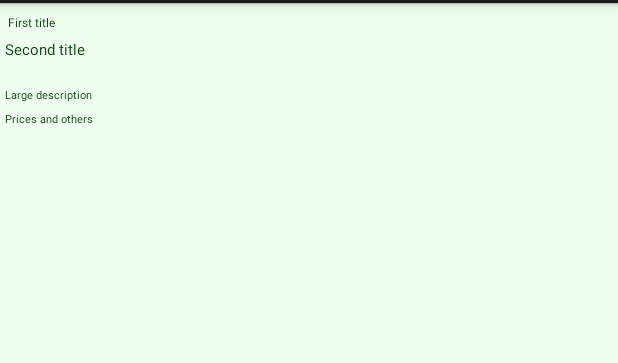
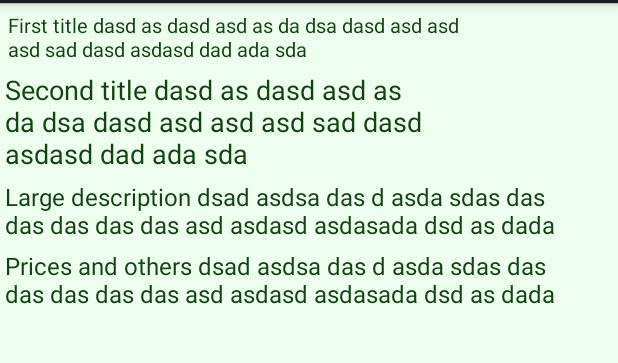
Before and after one commit to devcows/manuncios, an Android app: the layout offer_list.xml on its own in the app's theme, with its tools: preview values and no code run, on a phone screen of 412 x 824 dp, the part 69-432 px from its top. Run offline under Robolectric (Android 15) with nearby library versions, the phone set to English and light mode, and no system bars.

Commit message:
Refactors and improve the offers list.

```diff
--- a/app/src/main/java/com/app/first/milanuncios/CategoriesListAdapter.java
+++ b/app/src/main/java/com/app/first/milanuncios/CategoriesListAdapter.java
@@ -71,7 +71,6 @@ public class CategoriesListAdapter extends BaseAdapter {
         holder.txtTitle.setText(rowItem.getName());
         ImageLoader imgLoader = ImageLoader.getInstance();
         imgLoader.displayImage(rowItem.getImageUri(), holder.imageView);
-        //holder.imageView.setImageBitmap(rowItem.getIcon());
 
         return view;
     }
--- a/app/src/main/java/com/app/first/milanuncios/SearchOffersActivity.java
+++ b/app/src/main/java/com/app/first/milanuncios/SearchOffersActivity.java
@@ -35,12 +35,6 @@ public class SearchOffersActivity extends Activity implements SearchOffersTaskLi
                 label.setText(selectedCategory.getName() + " => " + selectedCategory.getUrl());
             }
         }
-
-//        if (intent.hasExtra("query_string")){
-//            String query = intent.getStringExtra("query_string");
-//            label.setText("Search => " + query);
-//            offerTask.setQuerySearch(query);
-//        }
 
         offerTask.execute(this);
     }
--- a/app/src/main/res/layout/offer_list.xml
+++ b/app/src/main/res/layout/offer_list.xml
@@ -1,5 +1,5 @@
 <?xml version="1.0" encoding="utf-8"?>
-<GridLayout xmlns:android="http://schemas.android.com/apk/res/android"
+<RelativeLayout xmlns:android="http://schemas.android.com/apk/res/android"
     android:layout_width="fill_parent"
     android:layout_height="fill_parent"
     android:alignmentMode="alignBounds"
@@ -8,67 +8,64 @@
 
     <TextView
         android:id="@+id/firstTitle"
-        android:text="First title"
+        android:text="First title dasd as dasd asd as da dsa dasd asd asd asd sad dasd asdasd dad ada sda"
         android:layout_width="wrap_content"
         android:layout_height="wrap_content"
         android:maxWidth="@dimen/activity_offer_titles_max_width"
-        android:paddingTop="7dp"
+        android:paddingTop="5dp"
         android:paddingLeft="5dp"
+        android:paddingRight="5dp"
         android:textColor="#114411"
-        android:textSize="8dp"
-        android:layout_row="0"
-        android:layout_column="0" />
+        android:textSize="13dp"
+        android:layout_alignParentTop="true"
+        android:layout_alignParentLeft="true" />
 
     <ImageView
         android:id="@+id/icon"
         android:layout_width="50dp"
         android:layout_height="50dp"
-        android:layout_marginRight="5dp"
-        android:layout_row="0"
-        android:layout_column="1"
-        android:layout_rowSpan="2" />
+        android:layout_alignParentTop="true"
+        android:layout_alignParentRight="true" />
 
     <TextView
         android:id="@+id/secondTitle"
-        android:text="Second title"
+        android:text="Second title dasd as dasd asd as da dsa dasd asd asd asd sad dasd asdasd dad ada sda"
         android:layout_width="wrap_content"
         android:layout_height="wrap_content"
         android:maxWidth="@dimen/activity_offer_titles_max_width"
         android:paddingTop="5dp"
         android:paddingLeft="@dimen/activity_offer_normal_padding_left"
+        android:paddingRight="3dp"
         android:textColor="#114411"
-        android:textSize="10dp"
-        android:layout_row="1"
-        android:layout_column="0" />
+        android:textSize="18dp"
+        android:layout_below="@+id/firstTitle" />
 
 
     <TextView
         android:id="@+id/description"
-        android:text="Large description"
+        android:text="Large description dsad asdsa das d asda sdas das das das das das asd asdasd asdasada dsd as dada"
         android:layout_width="wrap_content"
         android:layout_height="wrap_content"
-        android:paddingTop="6dp"
+        android:paddingTop="5dp"
         android:paddingLeft="@dimen/activity_offer_normal_padding_left"
+        android:paddingRight="3dp"
         android:maxWidth="@dimen/activity_offer_other_max_width"
         android:textColor="#114411"
-        android:textSize="7dp"
-        android:layout_columnSpan="2"
-        android:layout_row="2"
-        android:layout_column="0" />
+        android:textSize="16dp"
+        android:layout_below="@+id/secondTitle" />
 
     <TextView
         android:id="@+id/other"
-        android:text="Prices and others"
+        android:text="Prices and others dsad asdsa das d asda sdas das das das das das asd asdasd asdasada dsd as dada"
         android:layout_width="wrap_content"
         android:layout_height="wrap_content"
-        android:paddingTop="6dp"
+        android:paddingTop="5dp"
         android:paddingBottom="2dp"
         android:paddingLeft="@dimen/activity_offer_normal_padding_left"
+        android:paddingRight="3dp"
         android:maxWidth="@dimen/activity_offer_other_max_width"
         android:textColor="#114411"
-        android:textSize="7dp"
-        android:layout_columnSpan="2"
-        android:layout_row="3"
-        android:layout_column="0" />
+        android:textSize="16dp"
+        android:layout_below="@+id/description" />
 
-</GridLayout>
+</RelativeLayout>
--- a/app/src/main/res/values/dimens.xml
+++ b/app/src/main/res/values/dimens.xml
@@ -3,7 +3,7 @@
     <dimen name="activity_horizontal_margin">0dp</dimen>
     <dimen name="activity_vertical_margin">0dp</dimen>
 
-    <dimen name="activity_offer_titles_max_width">200dp</dimen>
-    <dimen name="activity_offer_other_max_width">310dp</dimen>
+    <dimen name="activity_offer_titles_max_width">320dp</dimen>
+    <dimen name="activity_offer_other_max_width">385dp</dimen>
     <dimen name="activity_offer_normal_padding_left">3dp</dimen>
 </resources>
```
Also changed, not shown: app/src/main/java/com/app/first/milanuncios/CategoriesGetTask.java (+1 -13 lines), app/src/main/java/com/app/first/milanuncios/Category.java (+1 -7 lines), app/src/main/java/com/app/first/milanuncios/MainActivity.java (+5 -50 lines), app/src/main/res/layout/category_list.xml (+5 -4 lines).
